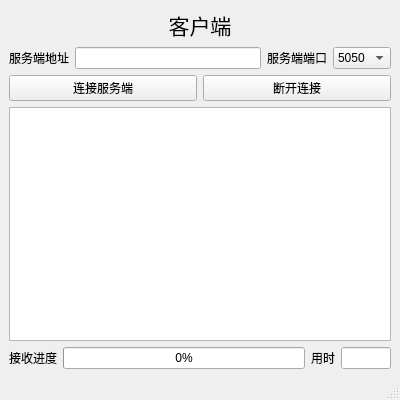
Qt form FileClient-v3/fileclient.ui (Polaris-Night/Qt) before a commit.
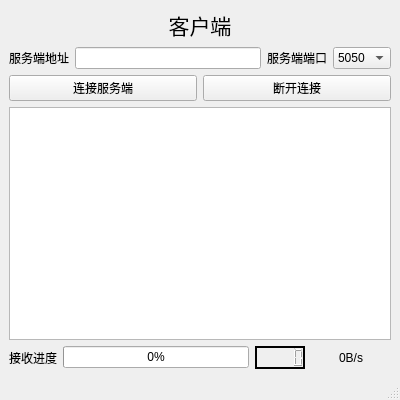
The same form after that commit.

Patch:
```diff
--- a/FileClient-v3/fileclient.ui
+++ b/FileClient-v3/fileclient.ui
@@ -164,25 +164,62 @@
        </widget>
       </item>
       <item>
-       <widget class="QLabel" name="label_5">
-        <property name="text">
-         <string>用时</string>
-        </property>
-       </widget>
-      </item>
-      <item>
-       <widget class="QLineEdit" name="lineEditTime">
+       <widget class="QLCDNumber" name="lcdNumber">
         <property name="maximumSize">
          <size>
           <width>50</width>
           <height>16777215</height>
          </size>
         </property>
-        <property name="focusPolicy">
-         <enum>Qt::NoFocus</enum>
+        <property name="font">
+         <font>
+          <family>微软雅黑</family>
+          <weight>75</weight>
+          <bold>true</bold>
+         </font>
+        </property>
+        <property name="frameShape">
+         <enum>QFrame::Box</enum>
+        </property>
+        <property name="frameShadow">
+         <enum>QFrame::Plain</enum>
+        </property>
+        <property name="lineWidth">
+         <number>2</number>
+        </property>
+        <property name="midLineWidth">
+         <number>0</number>
+        </property>
+        <property name="digitCount">
+         <number>5</number>
+        </property>
+        <property name="mode">
+         <enum>QLCDNumber::Dec</enum>
+        </property>
+        <property name="value" stdset="0">
+         <double>0.000000000000000</double>
+        </property>
+       </widget>
+      </item>
+      <item>
+       <widget class="QLabel" name="speedLabel">
+        <property name="minimumSize">
+         <size>
+          <width>80</width>
+          <height>0</height>
+         </size>
+        </property>
+        <property name="maximumSize">
+         <size>
+          <width>80</width>
+          <height>16777215</height>
+         </size>
         </property>
         <property name="text">
-         <string/>
+         <string>0B/s</string>
+        </property>
+        <property name="alignment">
+         <set>Qt::AlignCenter</set>
         </property>
        </widget>
       </item>
```
Left out of the diff: 3 changed lines with no effect on the pictures.
